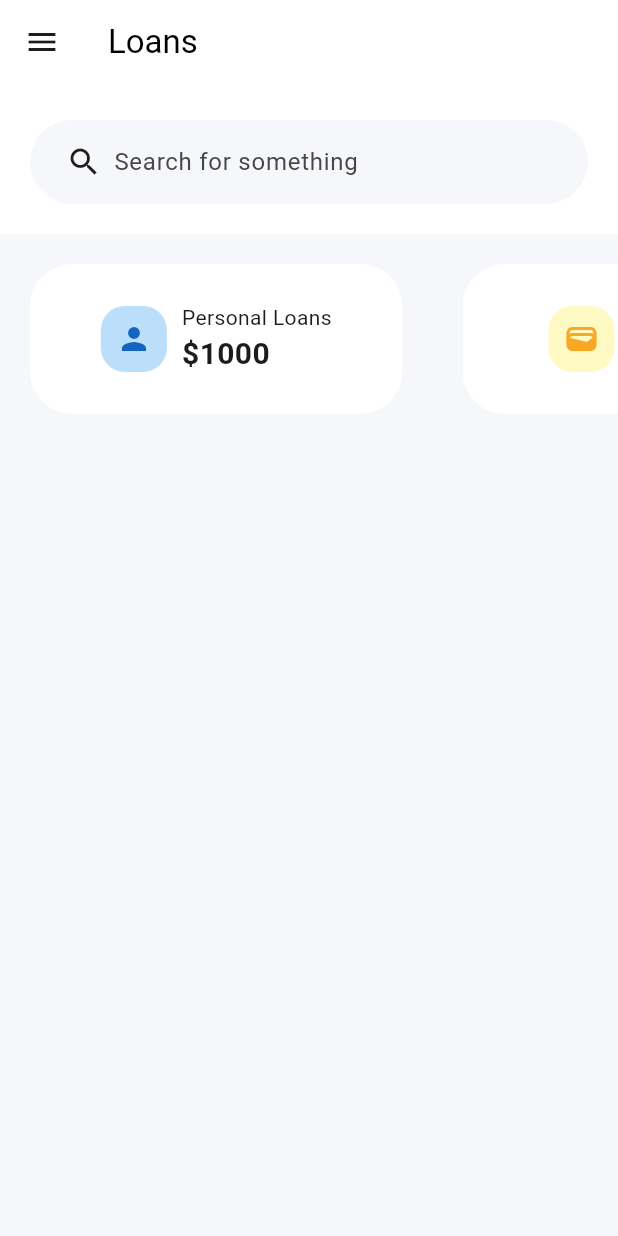
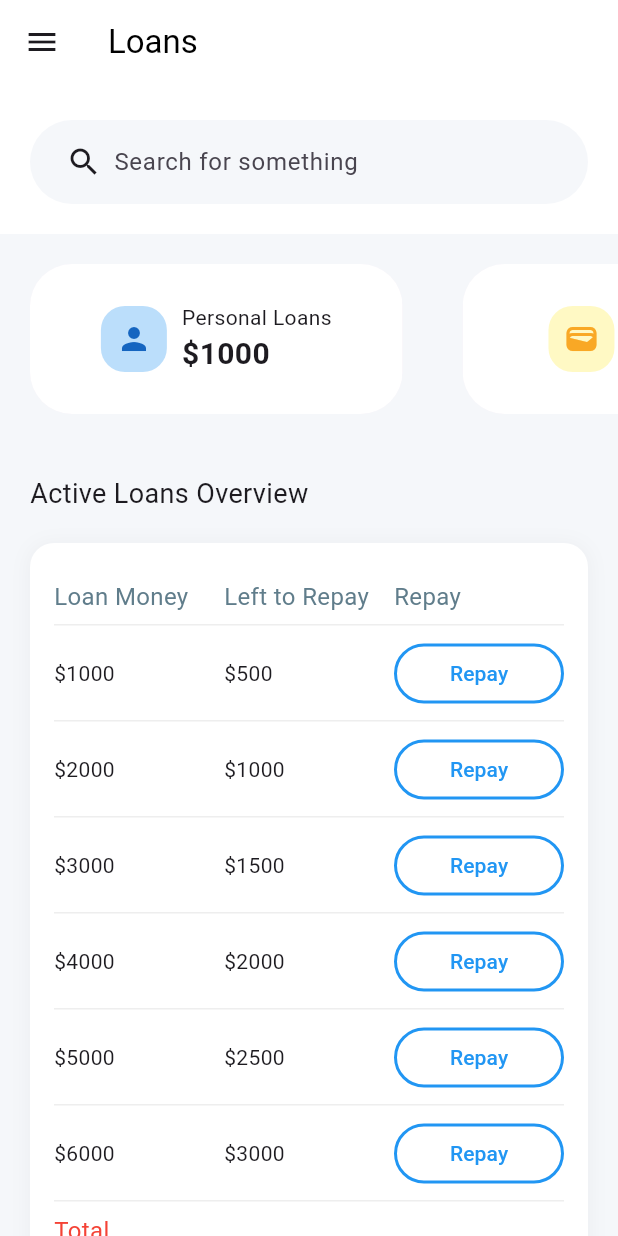
Before and after one commit to shreekaramhq/bankdash, a Flutter app: the LoanScreen screen opened by its route, on a phone screen of 412 x 824 dp. Run offline on Flutter 3.47's test engine with Material 3 defaults, Android fonts, the phone set to English and light mode, and no system bars; our stand-ins replace fl_chart, flutter_layout_grid, go_router, responsive_framework.

Commit message:
feat: add active loans overview widget

```diff
--- a/lib/modules/cards/presentation/new_card_form.dart
+++ b/lib/modules/cards/presentation/new_card_form.dart
@@ -10,7 +10,7 @@ class NewCardForm extends StatefulWidget {
 }
 
 class _NewCardFormState extends State<NewCardForm> {
-  GlobalKey<FormState> _formKey = GlobalKey<FormState>();
+  final GlobalKey<FormState> _formKey = GlobalKey<FormState>();
 
   @override
   Widget build(BuildContext context) {
--- a/lib/modules/loans/barrel.dart
+++ b/lib/modules/loans/barrel.dart
@@ -1 +1,2 @@
 export './presentation/loan_cards.dart';
+export './presentation/active_loans_overview.dart';
--- /dev/null
+++ b/lib/modules/loans/data/loans.dart
@@ -0,0 +1,10 @@
+import 'package:bankdash/modules/loans/domain/loan.dart';
+
+final loans = [
+  Loan(id: "1", amount: 1000, leftToRepay: 500),
+  Loan(id: "2", amount: 2000, leftToRepay: 1000),
+  Loan(id: "3", amount: 3000, leftToRepay: 1500),
+  Loan(id: "4", amount: 4000, leftToRepay: 2000),
+  Loan(id: "5", amount: 5000, leftToRepay: 2500),
+  Loan(id: "6", amount: 6000, leftToRepay: 3000),
+];
--- /dev/null
+++ b/lib/modules/loans/domain/loan.dart
@@ -0,0 +1,16 @@
+class Loan {
+  final String id;
+  final double amount;
+  final double leftToRepay;
+
+  Loan({
+    required this.id,
+    required this.amount,
+    required this.leftToRepay,
+  });
+}
+
+extension LoanX on Loan {
+  String get formattedAmount => "\$${amount.round()}";
+  String get formattedLeftToRepay => "\$${leftToRepay.round()}";
+}
--- /dev/null
+++ b/lib/modules/loans/presentation/active_loans_overview.dart
@@ -0,0 +1,154 @@
+import 'package:bankdash/modules/loans/domain/loan.dart';
+import 'package:flutter/material.dart';
+
+import '../data/loans.dart';
+
+class ActiveLoansOverview extends StatelessWidget {
+  const ActiveLoansOverview({super.key});
+
+  @override
+  Widget build(BuildContext context) {
+    final total = loans
+        .fold<double>(
+          0,
+          (previousValue, element) => previousValue + element.amount,
+        )
+        .round();
+    final totalLeftToRepay = loans
+        .fold<double>(
+          0,
+          (previousValue, element) => previousValue + element.leftToRepay,
+        )
+        .round();
+
+    return Column(
+      crossAxisAlignment: CrossAxisAlignment.start,
+      children: [
+        const Text("Active Loans Overview", style: TextStyle(fontSize: 18)),
+        const SizedBox(height: 20),
+        Container(
+          padding: const EdgeInsets.all(16),
+          decoration: BoxDecoration(
+            color: Colors.white,
+            borderRadius: BorderRadius.circular(16),
+            boxShadow: [
+              BoxShadow(
+                color: Colors.grey.withOpacity(0.1),
+                spreadRadius: 1,
+                blurRadius: 10,
+                offset: const Offset(0, 1),
+              )
+            ],
+          ),
+          child: Table(
+            defaultVerticalAlignment: TableCellVerticalAlignment.middle,
+            children: [
+              TableRow(
+                decoration: BoxDecoration(
+                  border: Border(
+                    bottom: BorderSide(color: Colors.grey.shade200),
+                  ),
+                ),
+                children: const [
+                  Padding(
+                    padding: EdgeInsets.symmetric(vertical: 8),
+                    child: TableCell(
+                      child: Text(
+                        "Loan Money",
+                        style: TextStyle(fontSize: 16, color: Colors.blueGrey),
+                      ),
+                    ),
+                  ),
+                  Padding(
+                    padding: EdgeInsets.symmetric(vertical: 8),
+                    child: TableCell(
+                      child: Text(
+                        "Left to Repay",
+                        style: TextStyle(fontSize: 16, color: Colors.blueGrey),
+                      ),
+                    ),
+                  ),
+                  Padding(
+                    padding: EdgeInsets.symmetric(vertical: 8),
+                    child: TableCell(
+                      child: Text(
+                        "Repay",
+                        style: TextStyle(fontSize: 16, color: Colors.blueGrey),
+                      ),
+                    ),
+                  ),
+                ],
+              ),
+              for (final loan in loans)
+                TableRow(
+                  decoration: BoxDecoration(
+                    border: Border(
+                      bottom: BorderSide(color: Colors.grey.shade200),
+                    ),
+                  ),
+                  children: [
+                    TableCell(child: Text(loan.formattedAmount)),
+                    TableCell(
+                      child: Text(loan.formattedLeftToRepay),
+                    ),
+                    Padding(
+                      padding: const EdgeInsets.symmetric(vertical: 8),
+                      child: TableCell(
+                        child: ElevatedButton(
+                          style: const ButtonStyle(
+                            side: WidgetStatePropertyAll(
+                              BorderSide(color: Colors.blue, width: 2),
+                            ),
+                            elevation: WidgetStatePropertyAll(0),
+                            backgroundColor:
+                                WidgetStatePropertyAll(Colors.white),
+                            foregroundColor:
+                                WidgetStatePropertyAll(Colors.blue),
+                          ),
+                          onPressed: () {},
+                          child: const Text("Repay"),
+                        ),
+                      ),
+                    ),
+                  ],
+                ),
+              TableRow(
+                decoration: BoxDecoration(
+                  border: Border(
+                    bottom: BorderSide(color: Colors.grey.shade200),
+                  ),
+                ),
+                children: [
+                  Padding(
+                    padding: const EdgeInsets.symmetric(vertical: 8),
+                    child: TableCell(
+                      child: Text(
+                        "Total \n \$$total",
+                        style: const TextStyle(fontSize: 16, color: Colors.red),
+                      ),
+                    ),
+                  ),
+                  Padding(
+                    padding: const EdgeInsets.symmetric(vertical: 8),
+                    child: TableCell(
+                      child: Text(
+                        "\n \$$totalLeftToRepay",
+                        style: const TextStyle(fontSize: 16, color: Colors.red),
+                      ),
+                    ),
+                  ),
+                  const Padding(
+                    padding: EdgeInsets.symmetric(vertical: 8),
+                    child: TableCell(
+                      child: Text(""),
+                    ),
+                  ),
+                ],
+              ),
+            ],
+          ),
+        )
+      ],
+    );
+  }
+}
--- a/lib/navigation/screens/loan_screen.dart
+++ b/lib/navigation/screens/loan_screen.dart
@@ -46,6 +46,17 @@ class LoanScreen extends StatelessWidget {
         body: const CustomScrollView(
           slivers: [
             SliverToBoxAdapter(child: LoanCards()),
+            SliverToBoxAdapter(
+              child: SizedBox(
+                height: 20,
+              ),
+            ),
+            SliverToBoxAdapter(
+              child: Padding(
+                padding: EdgeInsets.symmetric(horizontal: 20),
+                child: ActiveLoansOverview(),
+              ),
+            ),
           ],
         ),
       ),
```
